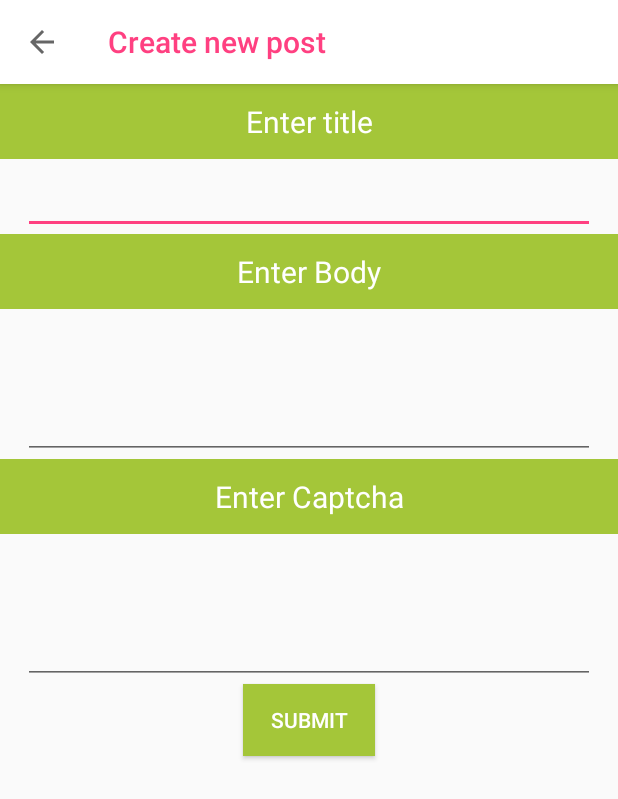
After one commit to coolbun/Reddit-app, an Android app: the AddPostActivity screen opened directly, with no data from a screen before it, on a phone screen of 412 x 824 dp. The commit adds this screen. Shown: the top 799 px of the screen. Run offline under Robolectric (Android 15) with nearby library versions, the phone set to English and light mode, and no system bars; our stand-ins replace Picasso; pictures from the network do not load; 3 statements that could not run were skipped.

Commit message:
UI changes

```diff
--- a/app/src/main/AndroidManifest.xml
+++ b/app/src/main/AndroidManifest.xml
@@ -33,7 +33,9 @@
         <activity
             android:name=".SearchResultsActivity"
             android:theme="@style/AppTheme.NoActionBar" />
-        <activity android:name=".CreatePostActivity"></activity>
+        <activity android:name=".CreatePostActivity" />
+        <activity android:name=".AddPostActivity"
+            android:theme="@style/AppTheme.NoActionBar" />
     </application>
 
 </manifest>
--- /dev/null
+++ b/app/src/main/java/com/example/rishabhja/reddit/AddPostActivity.java
@@ -0,0 +1,141 @@
+package com.example.rishabhja.reddit;
+
+import android.annotation.TargetApi;
+import android.content.Context;
+import android.os.Build;
+import android.support.v4.content.ContextCompat;
+import android.support.v7.app.AppCompatActivity;
+import android.os.Bundle;
+import android.support.v7.widget.ButtonBarLayout;
+import android.support.v7.widget.Toolbar;
+import android.util.Log;
+import android.view.MenuItem;
+import android.view.View;
+import android.view.Window;
+import android.view.WindowManager;
+import android.widget.Button;
+import android.widget.EditText;
+import android.widget.ImageView;
+
+import com.example.PostFetcher;
+import com.google.common.util.concurrent.FutureCallback;
+import com.google.common.util.concurrent.Futures;
+import com.google.common.util.concurrent.ListenableFuture;
+import com.squareup.picasso.Picasso;
+
+import java.io.IOException;
+
+import okhttp3.Call;
+import okhttp3.Callback;
+import okhttp3.Response;
+
+public class AddPostActivity extends AppCompatActivity {
+
+
+    private Button submitButton;
+    private RedditApp redditApp;
+    private EditText title, body, captchaText;
+    private ImageView imageView;
+    private Context context;
+
+    @Override
+    protected void onCreate(Bundle savedInstanceState) {
+        super.onCreate(savedInstanceState);
+        setContentView(R.layout.activity_add_post);
+
+        initUI();
+        setStausBarcolor();
+
+        context = this;
+        captchaText = (EditText) findViewById(R.id.captcha_text);
+        title = (EditText) findViewById(R.id.postTitle);
+        body = (EditText) findViewById(R.id.postBody);
+        imageView = (ImageView) findViewById(R.id.captcha);
+        redditApp = (RedditApp) getApplication();
+        submitButton = (Button) findViewById(R.id.submitPost);
+
+        PostFetcher postFetcher = new PostFetcher();
+        ListenableFuture<String> listenableFuture = postFetcher.getCaptchaURL
+                ("https://oauth.reddit.com/api/new_captcha", redditApp.getToken().getAccessToken());
+
+        Futures.addCallback(listenableFuture, new FutureCallback<String>() {
+            @Override
+            public void onSuccess(final String imgUrl) {
+                runOnUiThread(new Runnable() {
+                    @Override
+                    public void run() {
+                        Log.e("IMAGE URL", imgUrl);
+                        Picasso.with(imageView.getContext())
+                                .load(imgUrl)
+                                .into(imageView);
+                    }
+                });
+            }
+
+            @Override
+            public void onFailure(Throwable throwable) {
+                Log.e(AddPostActivity.class.getName(), "Captcha not found");
+            }
+        });
+
+
+        Log.e("authorization tokeb",redditApp.getToken().getAccessToken());
+        submitButton.setOnClickListener(new View.OnClickListener() {
+            @Override
+            public void onClick(View view) {
+                PostFetcher postFetcher = new PostFetcher();
+                postFetcher.setURL(redditApp.getCurrentUrl() + "/api/submit");
+
+                Log.e("captcha",captchaText.getText().toString());
+                postFetcher.setFormValues("api_type", "json",
+                        "title", title.getText().toString(),
+                        "text", body.getText().toString(),
+                        "kind", "self",
+                        "captcha", captchaText.getText().toString()
+                );
+
+                postFetcher.setCallback(new Callback() {
+                    @Override
+                    public void onFailure(Call call, IOException e) {
+                    }
+
+                    @Override
+                    public void onResponse(Call call, Response response) throws IOException {
+                        Log.e("Post submit", response.body().string());
+                    }
+                });
+                postFetcher.execute(redditApp.getToken().getAccessToken());
+                //finish();
+            }
+        });
+
+
+    }
+
+
+    private void initUI() {
+        Toolbar tb = (Toolbar) findViewById(R.id.add_post_toolbar);
+        tb.setTitle("Create new post");
+        setSupportActionBar(tb);
+        getSupportActionBar().setDisplayHomeAsUpEnabled(true);
+        getSupportActionBar().setDisplayShowHomeEnabled(true);
+    }
+
+    @TargetApi(Build.VERSION_CODES.LOLLIPOP)
+    private void setStausBarcolor() {
+        Window window = this.getWindow();
+        window.addFlags(WindowManager.LayoutParams.FLAG_DRAWS_SYSTEM_BAR_BACKGROUNDS);
+        window.clearFlags(WindowManager.LayoutParams.FLAG_TRANSLUCENT_STATUS);
+        window.setStatusBarColor(ContextCompat.getColor(this, R.color.cardview_dark_background));
+    }
+
+    @Override
+    public boolean onOptionsItemSelected(MenuItem item) {
+        switch (item.getItemId()) {
+            case android.R.id.home:
+                finish();
+                return true;
+        }
+        return super.onOptionsItemSelected(item);
+    }
+}
--- a/app/src/main/java/com/example/rishabhja/reddit/CommentInputFragment.java
+++ b/app/src/main/java/com/example/rishabhja/reddit/CommentInputFragment.java
@@ -76,7 +76,9 @@ public class CommentInputFragment extends DialogFragment {
         });
         postFetcher.setFormValues("api_type","json","thing_id",commentId,"text",
                 comment);
-        postFetcher.execute("Authorization",userDetails.getAccessToken());
+        Log.e("Access token",userDetails.getAccessToken());
+        Log.e("id comment",commentId);
+        postFetcher.execute(userDetails.getAccessToken());
     }
 
     public interface DialogToActivity {
--- /dev/null
+++ b/app/src/main/res/layout/activity_add_post.xml
@@ -0,0 +1,76 @@
+<?xml version="1.0" encoding="utf-8"?>
+<LinearLayout xmlns:android="http://schemas.android.com/apk/res/android"
+    xmlns:tools="http://schemas.android.com/tools"
+    android:layout_width="match_parent"
+    android:layout_height="match_parent"
+    android:orientation="vertical"
+    tools:context="com.example.rishabhja.reddit.AddPostActivity">
+
+    <include
+        android:id="@+id/add_post_toolbar"
+        layout="@layout/toolbar" />
+
+    <TextView
+        android:layout_width="match_parent"
+        android:layout_height="50dp"
+        android:background="#A4C639"
+        android:gravity="center"
+        android:text="Enter title"
+        android:textColor="@color/icons"
+        android:textSize="20dp" />
+
+    <EditText
+        android:id="@+id/postTitle"
+        android:layout_width="match_parent"
+        android:layout_height="50dp"
+        android:layout_marginLeft="15dp"
+        android:layout_marginRight="15dp" />
+
+    <TextView
+        android:layout_width="match_parent"
+        android:layout_height="50dp"
+        android:background="#A4C639"
+        android:gravity="center"
+        android:text="Enter Body"
+        android:textColor="@color/icons"
+        android:textSize="20dp" />
+
+    <EditText
+        android:layout_width="match_parent"
+        android:layout_height="100dp"
+        android:layout_marginLeft="15dp"
+        android:layout_marginRight="15dp"
+        android:id="@+id/postBody" />
+
+    <TextView
+        android:layout_width="match_parent"
+        android:layout_height="50dp"
+        android:background="#A4C639"
+        android:gravity="center"
+        android:text="Enter Captcha"
+        android:textColor="@color/icons"
+        android:textSize="20dp" />
+
+    <ImageView
+        android:id="@+id/captcha"
+        android:layout_width="120dp"
+        android:layout_height="50dp"
+        android:layout_gravity="center" />
+
+    <EditText
+        android:layout_width="match_parent"
+        android:layout_height="50dp"
+        android:layout_marginLeft="15dp"
+        android:layout_marginRight="15dp"
+        android:id="@+id/captcha_text" />
+
+    <Button
+        android:id="@+id/submitPost"
+        android:layout_width="wrap_content"
+        android:layout_height="wrap_content"
+        android:layout_gravity="center_horizontal"
+        android:background="#A4C639"
+        android:textColor="@color/icons"
+        android:text="Submit" />
+
+</LinearLayout>
--- a/app/src/main/res/layout/activity_main.xml
+++ b/app/src/main/res/layout/activity_main.xml
@@ -33,7 +33,7 @@
     <!-- Navigation Drawer -->
     <android.support.design.widget.NavigationView
         android:id="@+id/main_navigation"
-        android:layout_width="wrap_content"
+        android:layout_width="300dp"
         android:layout_height="match_parent"
         android:layout_gravity="start"
         android:fitsSystemWindows="true"
```
Also changed, not shown: app/src/main/java/com/example/rishabhja/reddit/CommentProcessor.java (+14 -22 lines), app/src/main/java/com/example/rishabhja/reddit/CommentsActivity.java (+55 -11 lines), app/src/main/java/com/example/rishabhja/reddit/ListFragment.java (+35 -18 lines), app/src/main/java/com/example/rishabhja/reddit/MainActivity.java (+30 -23 lines), app/src/main/java/com/example/rishabhja/reddit/RedditCardPost.java (+15 -1 lines), app/src/main/java/com/example/rishabhja/reddit/SQLHelper.java (+14 -5 lines), app/src/main/res/layout/activity_comments.xml (+29 -16 lines), app/src/main/res/layout/cards_layout.xml (+11 -1 lines), app/src/main/res/layout/nav_header_main.xml (+8 -9 lines), models/src/main/java/com/example/models/CaptchaResponse.java (added, +22 -0 lines), models/src/main/java/com/example/models/Model.java (+28 -0 lines), networkcall/src/main/java/com/example/networkcall/PostFetcher.java (+61 -1 lines).
